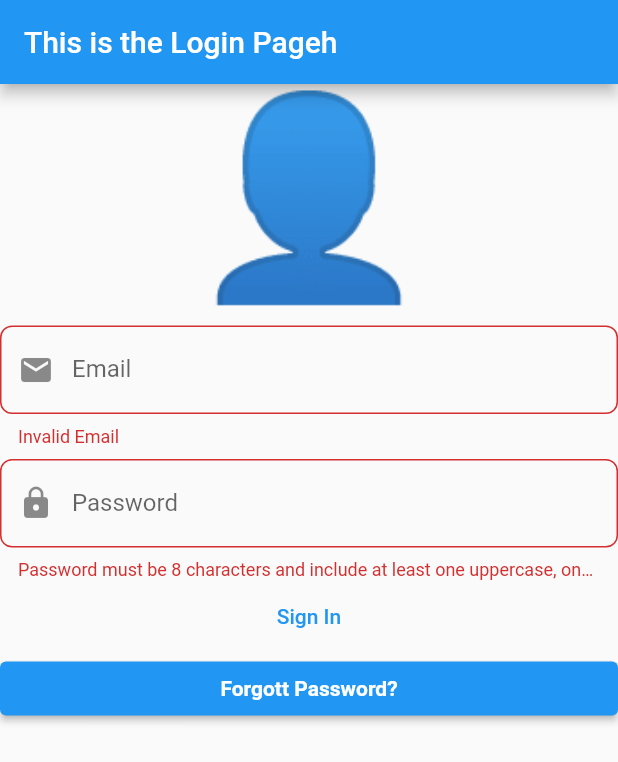
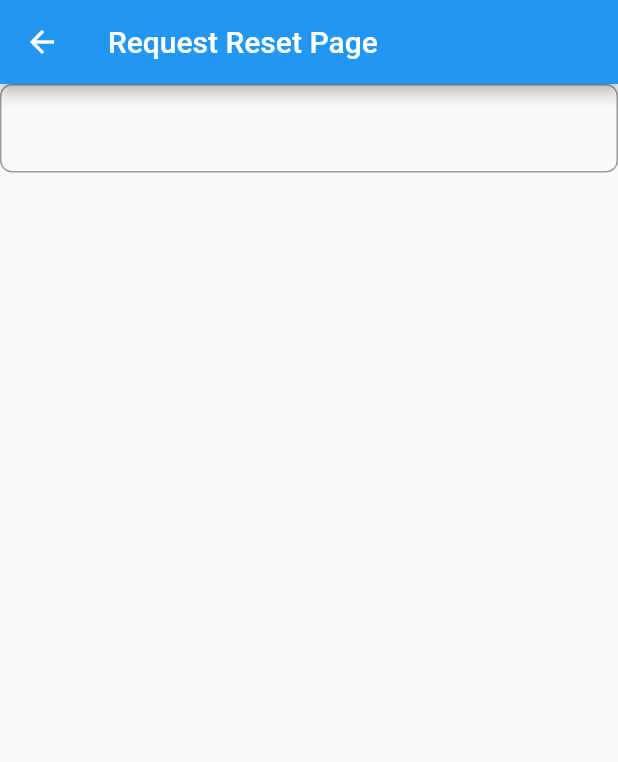
Before and after one commit to Infotekkers/EFPL, a Flutter app: the screen it shows after launch, after a tap on "Forgott Password?", on a phone screen of 412 x 824 dp. Shown: the top 762 px of the screen. Run offline on Flutter 3.47's test engine with Material 2 defaults, Android fonts, the phone set to English and light mode, and no system bars; our stand-ins replace bloc, dartz, flutter_bloc, flutter_boxicons, flutter_dotenv, flutter_svg and 5 more; missing offline and left inert: dart:js, http_interceptor; generated files the repository leaves out were written again; statements that could not run were skipped.

Commit message:
request reset bloc

```diff
--- /dev/null
+++ b/flutter-user-client/lib/application/auth/request_reset_form/bloc/request_reset_form_bloc.dart
@@ -0,0 +1,59 @@
+import 'package:bloc/bloc.dart';
+import 'package:dartz/dartz.dart';
+import 'package:efpl/domain/auth/auth_value_objects.dart';
+import 'package:efpl/domain/auth/i_auth_repository.dart';
+import 'package:efpl/domain/auth/user.dart';
+import 'package:freezed_annotation/freezed_annotation.dart';
+import 'package:injectable/injectable.dart';
+import 'package:meta/meta.dart';
+
+import '../../../../domain/auth/auth_failure.dart';
+
+part 'request_reset_form_event.dart';
+part 'request_reset_form_state.dart';
+
+part 'request_reset_form_bloc.freezed.dart';
+
+@injectable
+class RequestResetFormBloc
+    extends Bloc<RequestResetFormEvent, RequestResetFormState> {
+  final IAuthRepository _authRepository;
+  RequestResetFormBloc(this._authRepository)
+      : super(
+          RequestResetFormState.initial(),
+        ) {
+    // Email change
+    on<EmailChanged>(
+      (event, emit) async {
+        emit(
+          state.copyWith(
+            email: EmailAddress(event.emailStr),
+            authFailureOrSuccessOption: none(),
+          ),
+        );
+      },
+    );
+
+    // request clicked
+    on<RequestPressed>((event, emit) async {
+      Either<AuthFailure, User>? failureOrSuccess;
+      final isEmailValid = state.email.isValid();
+      if (isEmailValid) {
+        state.copyWith(
+          isSubmitting: true,
+          authFailureOrSuccessOption: none(),
+        );
+        final User user = User.initial();
+        failureOrSuccess = await _authRepository.requestReset(
+          user: user.copyWith(email: state.email),
+        );
+        emit(
+          state.copyWith(
+            isSubmitting: false,
+            authFailureOrSuccessOption: some(failureOrSuccess),
+          ),
+        );
+      }
+    });
+  }
+}
--- /dev/null
+++ b/flutter-user-client/lib/application/auth/request_reset_form/bloc/request_reset_form_event.dart
@@ -0,0 +1,8 @@
+part of 'request_reset_form_bloc.dart';
+
+@freezed
+abstract class RequestResetFormEvent with _$RequestResetFormEvent {
+  const factory RequestResetFormEvent.emailChanged(String emailStr) =
+      EmailChanged;
+  const factory RequestResetFormEvent.requestPressed() = RequestPressed;
+}
--- /dev/null
+++ b/flutter-user-client/lib/application/auth/request_reset_form/bloc/request_reset_form_state.dart
@@ -0,0 +1,18 @@
+part of 'request_reset_form_bloc.dart';
+
+@freezed
+abstract class RequestResetFormState with _$RequestResetFormState {
+  const factory RequestResetFormState({
+    required EmailAddress email,
+    required bool showErrorMessages,
+    required bool isSubmitting,
+    required Option<Either<AuthFailure, User>> authFailureOrSuccessOption,
+  }) = _RequestResetFormState;
+
+  factory RequestResetFormState.initial() => RequestResetFormState(
+        email: EmailAddress(""),
+        showErrorMessages: false,
+        isSubmitting: false,
+        authFailureOrSuccessOption: none(),
+      );
+}
--- a/flutter-user-client/lib/domain/auth/auth_failure.dart
+++ b/flutter-user-client/lib/domain/auth/auth_failure.dart
@@ -9,4 +9,5 @@ abstract class AuthFailure with _$AuthFailure {
   const factory AuthFailure.emailAlreadyInUse() = EmailAlreadyInUse;
   const factory AuthFailure.invalidEmailPasswordCombination() =
       InvalidEmailPasswordCombination;
+  const factory AuthFailure.emailNotFound() = EmailNotFound;
 }
--- a/flutter-user-client/lib/domain/auth/i_auth_repository.dart
+++ b/flutter-user-client/lib/domain/auth/i_auth_repository.dart
@@ -24,7 +24,7 @@ abstract class IAuthRepository {
   Future<void> signOut();
 
   // request password reset
-  Future<Either<AuthFailure, Unit>> requestReset({
-    required EmailAddress email,
+  Future<Either<AuthFailure, User>> requestReset({
+    required User user,
   });
 }
--- /dev/null
+++ b/flutter-user-client/lib/presentation/authentication/request_reset/request_reset_view.dart
@@ -0,0 +1,28 @@
+import 'package:efpl/application/auth/request_reset_form/bloc/request_reset_form_bloc.dart';
+import 'package:efpl/presentation/authentication/request_reset/widgets/request_reset_form.dart';
+import 'package:flutter/material.dart';
+import 'package:flutter_bloc/flutter_bloc.dart';
+
+import '../../../injectable.dart';
+
+class RequestResetPage extends StatefulWidget {
+  const RequestResetPage({Key? key}) : super(key: key);
+
+  @override
+  State<RequestResetPage> createState() => _RequestResetPageState();
+}
+
+class _RequestResetPageState extends State<RequestResetPage> {
+  @override
+  Widget build(BuildContext context) {
+    return Scaffold(
+      appBar: AppBar(
+        title: const Text('Request Reset Page'),
+      ),
+      body: BlocProvider(
+        create: (context) => getIt<RequestResetFormBloc>(),
+        child: const RequestResetForm(),
+      ),
+    );
+  }
+}
--- /dev/null
+++ b/flutter-user-client/lib/presentation/authentication/request_reset/widgets/request_reset_form.dart
@@ -0,0 +1,17 @@
+import 'package:efpl/application/auth/request_reset_form/bloc/request_reset_form_bloc.dart';
+import 'package:flutter/material.dart';
+import 'package:flutter_bloc/flutter_bloc.dart';
+
+class RequestResetForm extends StatelessWidget {
+  const RequestResetForm({Key? key}) : super(key: key);
+
+  @override
+  Widget build(BuildContext context) {
+    return BlocConsumer<RequestResetFormBloc, RequestResetFormState>(
+      listener: (context, state) {},
+      builder: ((context, state) {
+        return Form(child: TextFormField());
+      }),
+    );
+  }
+}
--- a/flutter-user-client/lib/presentation/authentication/sign_in/sign_in_view.dart
+++ b/flutter-user-client/lib/presentation/authentication/sign_in/sign_in_view.dart
@@ -15,7 +15,7 @@ class SignInPage extends StatelessWidget {
     _utilBloc.add(const UtilEvent.setDefaultLocale());
     return Scaffold(
       appBar: AppBar(
-        title: const Text('This is the Login Pageh'),
+        title: const Text('This is the Login Page'),
       ),
       body: BlocProvider(
         create: (context) => getIt<SignInFormBloc>(),
--- a/flutter-user-client/lib/presentation/authentication/sign_in/widgets/sign_in_form.dart
+++ b/flutter-user-client/lib/presentation/authentication/sign_in/widgets/sign_in_form.dart
@@ -1,3 +1,6 @@
+import 'package:efpl/presentation/authentication/request_reset/request_reset_view.dart';
+import 'package:efpl/presentation/authentication/sign_in/sign_in_view.dart';
+import 'package:efpl/presentation/core/main_tab_view.dart';
 import 'package:efpl/services/snack_bar.dart';
 import 'package:flutter/material.dart';
 import 'package:flutter_bloc/flutter_bloc.dart';
@@ -150,7 +153,12 @@ class SignInForm extends StatelessWidget {
                 ],
               ),
               ElevatedButton(
-                onPressed: () {},
+                onPressed: () {
+                  Navigator.push(
+                      context,
+                      MaterialPageRoute(
+                          builder: (context) => const RequestResetPage()));
+                },
                 child: const Text(
                   'Forgott Password?',
                   style: TextStyle(
--- a/flutter-user-client/lib/presentation/routes/Routes.dart
+++ b/flutter-user-client/lib/presentation/routes/Routes.dart
@@ -1,3 +1,6 @@
+import 'dart:js';
+
+import 'package:efpl/presentation/authentication/request_reset/request_reset_view.dart';
 import 'package:efpl/presentation/authentication/sign_in/sign_in_view.dart';
 import 'package:efpl/presentation/authentication/splash_view.dart';
 import 'package:efpl/presentation/core/main_tab_view.dart';
@@ -7,6 +10,7 @@ class AppRouter {
   Map<String, Widget Function(BuildContext)> allRoutes = {
     "/": (context) => const SignInPage(),
     "/home": (context) => const MainTabView(),
+    "/requestReset": (context) => const RequestResetPage(),
     // "/login": (context) => const SignInPage(),
   };
 }
```
Also changed, not shown: flutter-user-client/lib/application/auth/sign_in_form/bloc/sign_in_form_bloc.dart (+7 -7 lines), flutter-user-client/lib/infrastructure/auth/auth_repository.dart (+19 -4 lines), flutter-user-client/lib/application/auth/request_reset_form/bloc/request_reset_form_bloc.freezed.dart (added), flutter-user-client/lib/domain/auth/auth_failure.freezed.dart, flutter-user-client/lib/injectable.config.dart.
